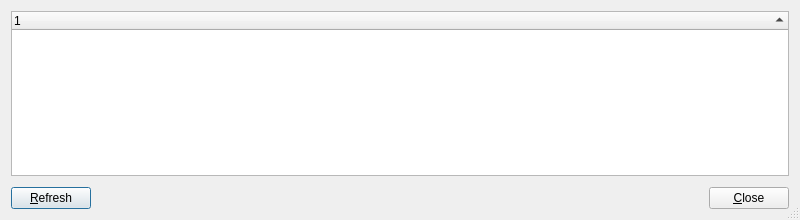
This is src/locate-files-window.ui in shundhammer/qdirstat as Qt 5 draws it before an edit. The edited form follows.
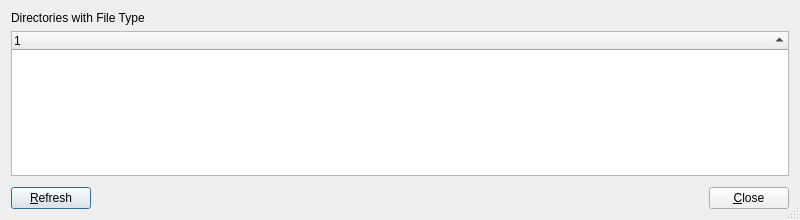
This is the edited form.

Commit message: Consistently use separate heading and heading capitalization

What changed in the file:
```diff
--- a/src/locate-files-window.ui
+++ b/src/locate-files-window.ui
@@ -17,6 +17,13 @@
    <bool>true</bool>
   </property>
   <layout class="QVBoxLayout" name="verticalLayout">
+   <item>
+    <widget class="QLabel" name="heading">
+     <property name="text">
+      <string>Directories with File Type</string>
+     </property>
+    </widget>
+   </item>
    <item>
     <widget class="QTreeWidget" name="treeWidget">
      <property name="sortingEnabled">
```
Left out of the diff: 2 changed lines with no effect on the pictures. The commit also changes 3 other files.
